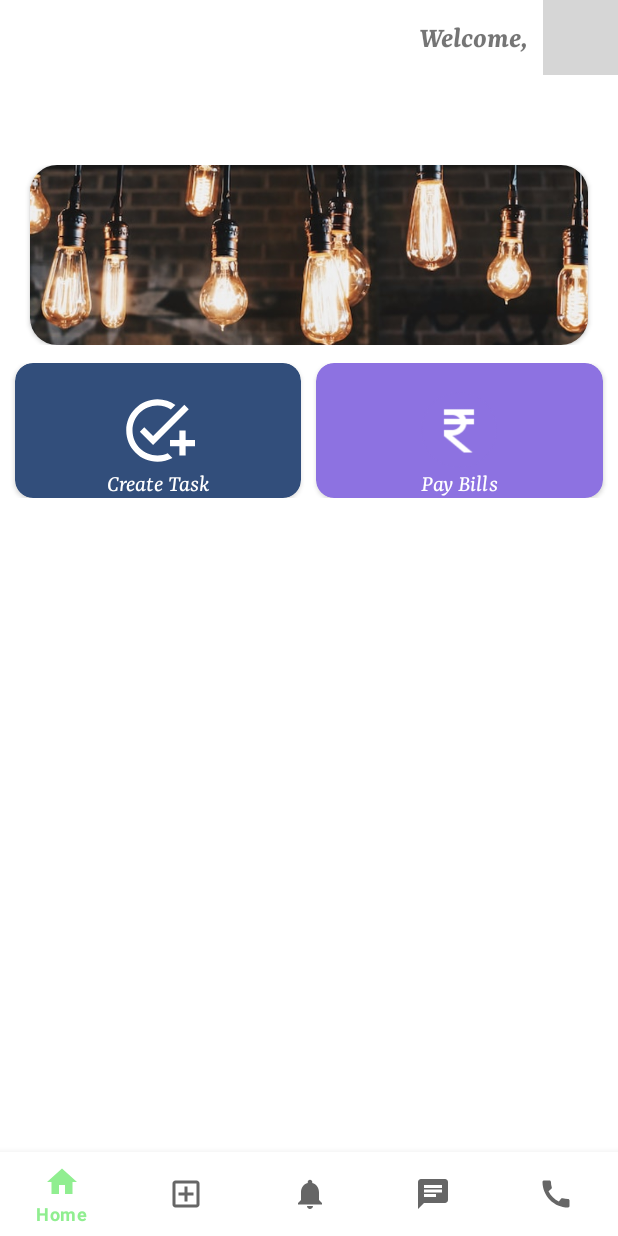
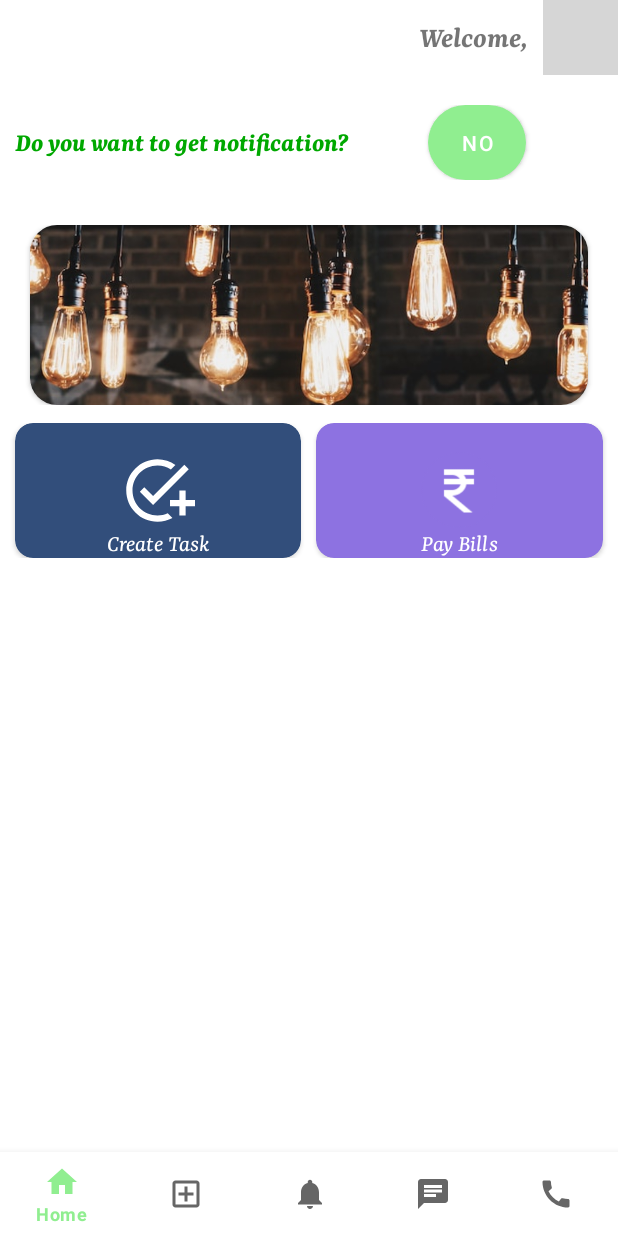
Before and after one commit to Kuldeep425/ElePlum, an Android app: the EleHomeFragment screen opened directly, with no data from a screen before it, on a phone screen of 412 x 824 dp. Run offline under Robolectric (Android 15) with nearby library versions, the phone set to English and light mode, and no system bars; our stand-ins replace CircleImageView, Firebase (no records; nobody signed in at launch, a user with empty details on screens opened directly), Picasso; pictures from the network do not load; grey boxes are pictures that could not be loaded.

Commit message:
added notification interest feature for electrician

```diff
--- a/app/src/main/java/com/example/eleplum/Activity/LoginActivity.java
+++ b/app/src/main/java/com/example/eleplum/Activity/LoginActivity.java
@@ -143,6 +143,8 @@ public class LoginActivity extends AppCompatActivity {
                               preferenceManager.putString(Constants.KEY_ELE_ID,electrician.getElectricianId());
                               preferenceManager.putString(Constants.KEY_NAME,electrician.getName());
                               preferenceManager.putString(Constants.KEY_PROFILE_IMAGE_URL,electrician.getImageURL());
+                              System.out.println(electrician.isInterested());
+                              preferenceManager.putBoolean(Constants.KEY_IS_INTERESTED,electrician.isInterested());
                          }
                          else {
                               intent = new Intent(LoginActivity.this, EleProfileUpdate.class);
--- a/app/src/main/java/com/example/eleplum/Fragments/EleHomeFragment.java
+++ b/app/src/main/java/com/example/eleplum/Fragments/EleHomeFragment.java
@@ -9,6 +9,7 @@ import android.util.Log;
 import android.view.LayoutInflater;
 import android.view.View;
 import android.view.ViewGroup;
+import android.widget.Button;
 import android.widget.TextView;
 import android.widget.Toast;
 
@@ -17,6 +18,7 @@ import com.example.eleplum.Utils.Constants;
 import com.example.eleplum.Utils.PreferenceManager;
 import com.google.android.gms.maps.model.Circle;
 import com.google.android.gms.tasks.OnCompleteListener;
+import com.google.android.gms.tasks.OnSuccessListener;
 import com.google.android.gms.tasks.Task;
 import com.google.firebase.database.DatabaseReference;
 import com.google.firebase.database.FirebaseDatabase;
@@ -31,6 +33,9 @@ public class EleHomeFragment extends Fragment {
    View view;
    CircleImageView electricianPic;
    TextView electricianName;
+   Button interestedBtn;
+   boolean interest;
+   DatabaseReference reference;
 
     public EleHomeFragment() {
         // Required empty public constructor
@@ -51,6 +56,9 @@ public class EleHomeFragment extends Fragment {
         // initialization
         initialization();
 
+
+
+
         // method to set the electrician profile on the screen
         setElectricianData();
 
@@ -68,21 +76,58 @@ public class EleHomeFragment extends Fragment {
             }
         });
 
+        // on touching the interested btn
+        interestedBtn.setOnClickListener(new View.OnClickListener() {
+            @Override
+            public void onClick(View view) {
+              // update the value
+                updateInterestedStatus();
+            }
+        });
 
         // Inflate the layout for this fragment
         return view;
+    }
+
+    // method to update interest status
+    private void updateInterestedStatus(){
+        FirebaseDatabase.getInstance().getReference("ElePlum")
+                .child("Electrician")
+                .child(preferenceManager.getString(Constants.KEY_ELE_ID))
+                .child("isInterested")
+                .setValue(!interest)
+                .addOnSuccessListener(new OnSuccessListener<Void>() {
+                    @Override
+                    public void onSuccess(Void unused) {
+                      interest=!interest;
+                      // set the interest status
+                        if(interest) interestedBtn.setText("Yes");
+                        else interestedBtn.setText("No");
+                    }
+                });
     }
 
     // method to set the electrician data on the screen
     private void setElectricianData() {
         Picasso.get().load(preferenceManager.getString(Constants.KEY_PROFILE_IMAGE_URL)).into(electricianPic);
         electricianName.setText(preferenceManager.getString(Constants.KEY_NAME));
+        if(interest) interestedBtn.setText("Yes");
+        else interestedBtn.setText("No");
+
+
     }
 
     // method to initialize the element
     private void initialization() {
         electricianPic=view.findViewById(R.id.ele_pic_image);
         electricianName=view.findViewById(R.id.ele_name_textview);
+        interestedBtn=view.findViewById(R.id.interestedBtn);
+
+        // interest boolean
+        interest=preferenceManager.getBoolean(Constants.KEY_IS_INTERESTED);
+
+
+
     }
 
     // method to save electrician 's fcm token  in db
--- a/app/src/main/java/com/example/eleplum/Utils/Constants.java
+++ b/app/src/main/java/com/example/eleplum/Utils/Constants.java
@@ -11,7 +11,9 @@ public class Constants {
     public static final String KEY_IS_USER = "isUser";
     public static final String KEY_NAME = "name";
     public static final String KEY_PROFILE_IMAGE_URL = "imageURL";
-    public static final String KEY_FCM_TOKEN = "imageURL";
+    public static final String KEY_FCM_TOKEN = "fcmToken";
+    public static final String KEY_IS_INTERESTED = "isInterested";
+
 
 
     // for fcm
--- a/app/src/main/res/layout/fragment_ele_home.xml
+++ b/app/src/main/res/layout/fragment_ele_home.xml
@@ -46,13 +46,41 @@
                     android:layout_height="50dp"
                     android:src="@drawable/baseline_emoji_emotions_24" />
             </LinearLayout>
+         <LinearLayout
+             android:id="@+id/notificationLayout"
+             android:layout_width="match_parent"
+             android:layout_height="wrap_content"
+             android:orientation="horizontal"
+             android:layout_below="@+id/top1"
+             android:layout_marginTop="20dp"
+             >
+             <TextView
+                 android:layout_width="250dp"
+                 android:layout_height="30dp"
+                 android:layout_marginHorizontal="10dp"
+                 android:textColor="@color/darkgrean"
+                 android:fontFamily="@font/yrsabolditalic"
+                 android:text="Do you want to get notification?"
+                 android:textSize="18sp"
+                 />
+
+             <Button
+                 android:id="@+id/interestedBtn"
+                 android:layout_width="65dp"
+                 android:layout_height="50dp"
+                 android:layout_marginHorizontal="15dp"
+                 android:background="@drawable/bg_red_circle"
+                 android:text="No" />
+
+
+         </LinearLayout>
 
         <LinearLayout
             android:id="@+id/top2"
             android:layout_width="match_parent"
             android:layout_height="120dp"
-            android:layout_marginTop="60dp"
-            android:layout_below="@id/top1">
+            android:layout_marginTop="30dp"
+            android:layout_below="@id/notificationLayout">
             <androidx.cardview.widget.CardView
                 android:layout_width="match_parent"
                 android:layout_height="match_parent"
@@ -65,7 +93,6 @@
                     android:layout_width="match_parent"
                     android:layout_height="match_parent"
                     android:scaleType="centerCrop"
-
                     android:src="@drawable/elehomepic" />
             </androidx.cardview.widget.CardView>
 
```
